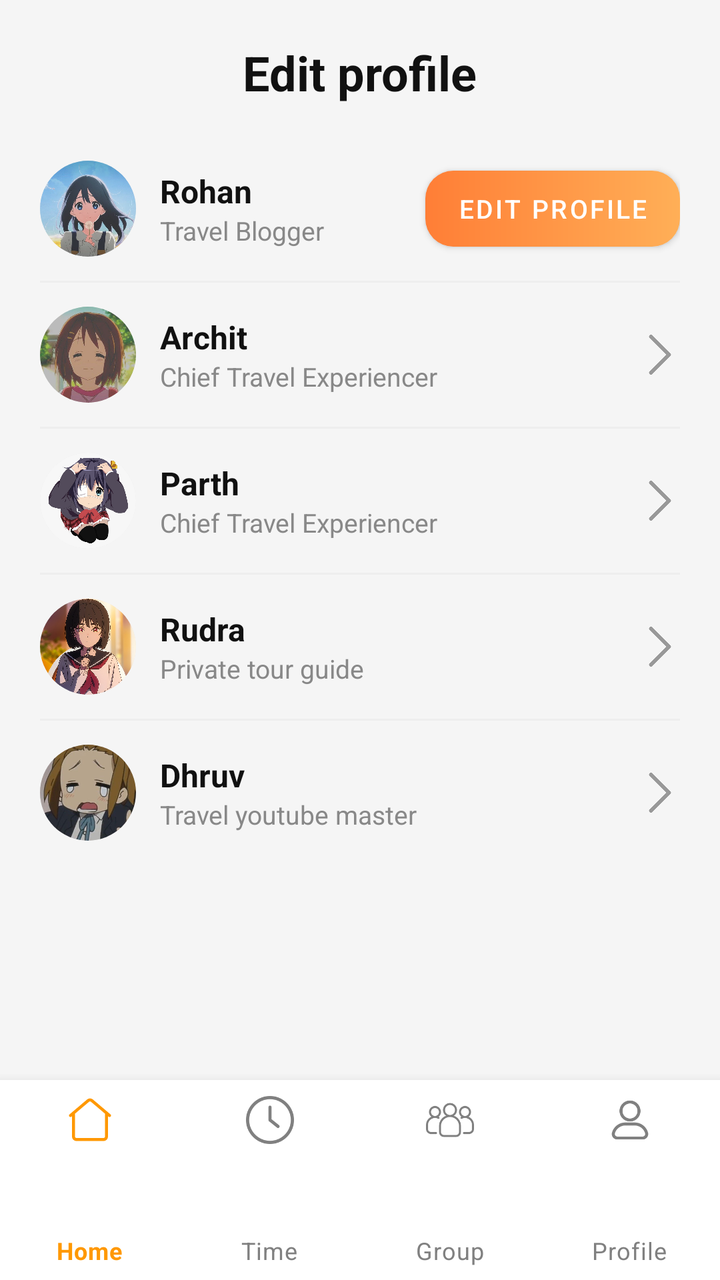
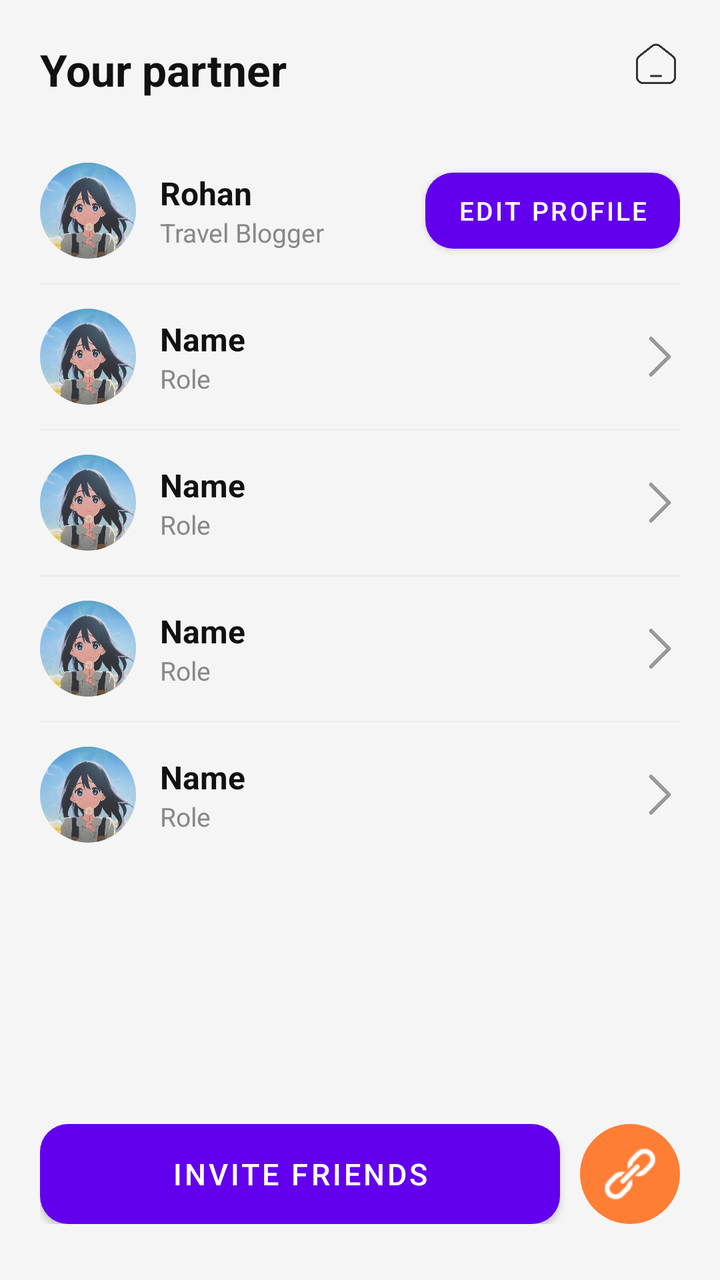

Compare the two renders of this Android layout. The source of the first and the diff that turns it into the second are given below.
<!-- AndroidManifest.xml: application theme Theme.MaterialComponents.DayNight.NoActionBar -->
<!-- res/layout/friendscreen.xml -->
<?xml version="1.0" encoding="utf-8"?>
<androidx.constraintlayout.widget.ConstraintLayout
    xmlns:android="http://schemas.android.com/apk/res/android"
    xmlns:app="http://schemas.android.com/apk/res-auto"
    xmlns:tools="http://schemas.android.com/tools"
    android:layout_width="match_parent"
    android:layout_height="match_parent"
    android:background="#F5F5F5"
    tools:context=".ui.profile.EditProfileActivity">

    
    <androidx.constraintlayout.widget.ConstraintLayout
        android:id="@+id/contentLayout"
        android:layout_width="0dp"
        android:layout_height="0dp"
        android:padding="20dp"
        app:layout_constraintTop_toTopOf="parent"
        app:layout_constraintBottom_toTopOf="@id/bottomNavigation"
        app:layout_constraintStart_toStartOf="parent"
        app:layout_constraintEnd_toEndOf="parent">

        
        <TextView
            android:id="@+id/txtTitle"
            android:layout_width="wrap_content"
            android:layout_height="wrap_content"
            android:text="Edit profile"
            android:textColor="#111111"
            android:textSize="24sp"
            android:textStyle="bold"
            app:layout_constraintTop_toTopOf="parent"
            app:layout_constraintStart_toStartOf="parent"
            app:layout_constraintEnd_toEndOf="parent" />
        
        <ScrollView
            android:id="@+id/scrollViewPartners"
            android:layout_width="0dp"
            android:layout_height="0dp"
            android:layout_marginTop="16dp"
            app:layout_constraintTop_toBottomOf="@id/txtTitle"
            app:layout_constraintBottom_toBottomOf="parent"
            app:layout_constraintStart_toStartOf="parent"
            app:layout_constraintEnd_toEndOf="parent">

            <LinearLayout
                android:id="@+id/partnerList"
                android:layout_width="match_parent"
                android:layout_height="wrap_content"
                android:orientation="vertical">

                
                <LinearLayout
                    android:layout_width="match_parent"
                    android:layout_height="wrap_content"
                    android:gravity="center_vertical"
                    android:orientation="horizontal"
                    android:paddingTop="12dp"
                    android:paddingBottom="12dp">

                    <ImageView
                        android:layout_width="48dp"
                        android:layout_height="48dp"
                        android:background="@drawable/bg_avatar_clip"
                        android:clipToOutline="true"
                        android:scaleType="centerCrop"
                        android:src="@drawable/avt1" />

                    <LinearLayout
                        android:layout_width="0dp"
                        android:layout_height="wrap_content"
                        android:layout_marginStart="12dp"
                        android:layout_weight="1"
                        android:orientation="vertical">

                        <TextView
                            android:layout_width="wrap_content"
                            android:layout_height="wrap_content"
                            android:text="Rohan"
                            android:textColor="#111111"
                            android:textSize="16sp"
                            android:textStyle="bold" />

                        <TextView
                            android:layout_width="wrap_content"
                            android:layout_height="wrap_content"
                            android:text="Travel Blogger"
                            android:textColor="#888888"
                            android:textSize="13sp" />
                    </LinearLayout>

                    <Button
                        android:id="@+id/btnEditProfile"
                        android:layout_width="wrap_content"
                        android:layout_height="38dp"
                        android:backgroundTint="@null"
                        app:backgroundTint="@null"
                        android:background="@drawable/bg_cta_gradient"
                        android:paddingLeft="16dp"
                        android:paddingRight="16dp"
                        android:text="Edit profile"
                        android:textColor="@android:color/white"
                        android:textSize="13sp" />
                </LinearLayout>

                <View
                    android:layout_width="match_parent"
                    android:layout_height="1dp"
                    android:background="#EEEEEE" />

                
                <LinearLayout
                    android:layout_width="match_parent"
                    android:layout_height="wrap_content"
                    android:gravity="center_vertical"
                    android:orientation="horizontal"
                    android:paddingTop="12dp"
                    android:paddingBottom="12dp">

                    <ImageView
                        android:layout_width="48dp"
                        android:layout_height="48dp"
                        android:background="@drawable/bg_avatar_clip"
                        android:clipToOutline="true"
                        android:scaleType="centerCrop"
                        android:src="@drawable/avt2" />

                    <LinearLayout
                        android:layout_width="0dp"
                        android:layout_height="wrap_content"
                        android:layout_marginStart="12dp"
                        android:layout_weight="1"
                        android:orientation="vertical">

                        <TextView
                            android:layout_width="wrap_content"
                            android:layout_height="wrap_content"
                            android:text="Archit"
                            android:textColor="#111111"
                            android:textSize="16sp"
                            android:textStyle="bold" />

                        <TextView
                            android:layout_width="wrap_content"
                            android:layout_height="wrap_content"
                            android:text="Chief Travel Experiencer"
                            android:textColor="#888888"
                            android:textSize="13sp" />
                    </LinearLayout>

                    <ImageView
                        android:layout_width="20dp"
                        android:layout_height="20dp"
                        app:srcCompat="@drawable/ic_chevron_right"
                        app:tint="#999999" />
                </LinearLayout>

                <View
                    android:layout_width="match_parent"
                    android:layout_height="1dp"
                    android:background="#EEEEEE" />

                
                <LinearLayout
                    android:layout_width="match_parent"
                    android:layout_height="wrap_content"
                    android:gravity="center_vertical"
                    android:orientation="horizontal"
                    android:paddingTop="12dp"
                    android:paddingBottom="12dp">

                    <ImageView
                        android:layout_width="48dp"
                        android:layout_height="48dp"
                        android:background="@drawable/bg_avatar_clip"
                        android:clipToOutline="true"
                        android:scaleType="centerCrop"
                        android:src="@drawable/avt3" />

                    <LinearLayout
                        android:layout_width="0dp"
                        android:layout_height="wrap_content"
                        android:layout_marginStart="12dp"
                        android:layout_weight="1"
                        android:orientation="vertical">

                        <TextView
                            android:layout_width="wrap_content"
                            android:layout_height="wrap_content"
                            android:text="Parth"
                            android:textColor="#111111"
                            android:textSize="16sp"
                            android:textStyle="bold" />

                        <TextView
                            android:layout_width="wrap_content"
                            android:layout_height="wrap_content"
                            android:text="Chief Travel Experiencer"
                            android:textColor="#888888"
                            android:textSize="13sp" />
                    </LinearLayout>

                    <ImageView
                        android:layout_width="20dp"
                        android:layout_height="20dp"
                        app:srcCompat="@drawable/ic_chevron_right"
                        app:tint="#999999" />
                </LinearLayout>

                <View
                    android:layout_width="match_parent"
                    android:layout_height="1dp"
                    android:background="#EEEEEE" />

                
                <LinearLayout
                    android:layout_width="match_parent"
                    android:layout_height="wrap_content"
                    android:gravity="center_vertical"
                    android:orientation="horizontal"
                    android:paddingTop="12dp"
                    android:paddingBottom="12dp">

                    <ImageView
                        android:layout_width="48dp"
                        android:layout_height="48dp"
                        android:background="@drawable/bg_avatar_clip"
                        android:clipToOutline="true"
                        android:scaleType="centerCrop"
                        android:src="@drawable/avt4" />

                    <LinearLayout
                        android:layout_width="0dp"
                        android:layout_height="wrap_content"
                        android:layout_marginStart="12dp"
                        android:layout_weight="1"
                        android:orientation="vertical">

                        <TextView
                            android:layout_width="wrap_content"
                            android:layout_height="wrap_content"
                            android:text="Rudra"
                            android:textColor="#111111"
                            android:textSize="16sp"
                            android:textStyle="bold" />

                        <TextView
                            android:layout_width="wrap_content"
                            android:layout_height="wrap_content"
                            android:text="Private tour guide"
                            android:textColor="#888888"
                            android:textSize="13sp" />
                    </LinearLayout>

                    <ImageView
                        android:layout_width="20dp"
                        android:layout_height="20dp"
                        app:srcCompat="@drawable/ic_chevron_right"
                        app:tint="#999999" />
                </LinearLayout>

                <View
                    android:layout_width="match_parent"
                    android:layout_height="1dp"
                    android:background="#EEEEEE" />

                
                <LinearLayout
                    android:layout_width="match_parent"
                    android:layout_height="wrap_content"
                    android:gravity="center_vertical"
                    android:orientation="horizontal"
                    android:paddingTop="12dp"
                    android:paddingBottom="12dp">

                    <ImageView
                        android:layout_width="48dp"
                        android:layout_height="48dp"
                        android:background="@drawable/bg_avatar_clip"
                        android:clipToOutline="true"
                        android:scaleType="centerCrop"
                        android:src="@drawable/avt5" />

                    <LinearLayout
                        android:layout_width="0dp"
                        android:layout_height="wrap_content"
                        android:layout_marginStart="12dp"
                        android:layout_weight="1"
                        android:orientation="vertical">

                        <TextView
                            android:layout_width="wrap_content"
                            android:layout_height="wrap_content"
                            android:text="Dhruv"
                            android:textColor="#111111"
                            android:textSize="16sp"
                            android:textStyle="bold" />

                        <TextView
                            android:layout_width="wrap_content"
                            android:layout_height="wrap_content"
                            android:text="Travel youtube master"
                            android:textColor="#888888"
                            android:textSize="13sp" />
                    </LinearLayout>

                    <ImageView
                        android:layout_width="20dp"
                        android:layout_height="20dp"
                        app:srcCompat="@drawable/ic_chevron_right"
                        app:tint="#999999" />
                </LinearLayout>

            </LinearLayout>
        </ScrollView>

        
        <LinearLayout
            android:id="@+id/btnLogout"
            android:layout_width="wrap_content"
            android:layout_height="wrap_content"
            android:gravity="center_vertical"
            android:orientation="horizontal"
            app:layout_constraintStart_toStartOf="parent"
            tools:layout_editor_absoluteY="782dp" />



        

    </androidx.constraintlayout.widget.ConstraintLayout>

    
    <com.google.android.material.bottomnavigation.BottomNavigationView
        android:id="@+id/bottomNavigation"
        android:layout_width="match_parent"
        android:layout_height="100dp"
        android:background="@color/white"
        app:itemIconTint="@color/nav_item_color"
        app:itemTextColor="@color/nav_item_color"
        app:menu="@menu/bottom_nav_menu"
        app:labelVisibilityMode="labeled"
        app:layout_constraintBottom_toBottomOf="parent"
        app:layout_constraintStart_toStartOf="parent"
        app:layout_constraintEnd_toEndOf="parent"
        android:elevation="8dp"
        android:paddingBottom="0dp"
        android:clipToPadding="false"
        android:fitsSystemWindows="true" />

</androidx.constraintlayout.widget.ConstraintLayout>
<!-- resources referenced by this layout -->
<resources>
  <color name="white">#FFFFFFFF</color>
  <!-- drawable avt1: jpg bitmap (drawable, 35652 bytes) -->
  <!-- drawable avt2: jpg bitmap (drawable, 42016 bytes) -->
  <!-- drawable avt3: png bitmap (drawable, 177053 bytes) -->
  <!-- drawable avt4: jpg bitmap (drawable, 121257 bytes) -->
  <!-- drawable avt5: jpg bitmap (drawable, 20475 bytes) -->
  <!-- drawable bg_avatar_clip (drawable) -->
  <shape xmlns:android="http://schemas.android.com/apk/res/android"
      android:shape="rectangle">
  
      
      <corners android:radius="24dp" />
  
      
      <solid android:color="#E0E0E0"/>
  </shape>
  <!-- drawable bg_cta_gradient (drawable) -->
  <shape xmlns:android="http://schemas.android.com/apk/res/android">
      <corners android:radius="14dp"/>
      <gradient
          android:startColor="#FF7E36"
          android:endColor="#FFAF57"
          android:angle="0"/>
  </shape>
  <!-- drawable ic_chevron_right: png bitmap (drawable, 2640 bytes) -->
</resources>

<!-- the commit's change to res/layout/friendscreen.xml (unified diff, before → after) -->
@@ -6,7 +6,7 @@
     android:layout_width="match_parent"
     android:layout_height="match_parent"
     android:background="#F5F5F5"
-    tools:context=".ui.profile.EditProfileActivity">
+    tools:context=".ui.home.friend.FriendScreen">
 
     
     <androidx.constraintlayout.widget.ConstraintLayout
@@ -15,7 +15,7 @@
         android:layout_height="0dp"
         android:padding="20dp"
         app:layout_constraintTop_toTopOf="parent"
-        app:layout_constraintBottom_toTopOf="@id/bottomNavigation"
+        app:layout_constraintBottom_toBottomOf="parent"
         app:layout_constraintStart_toStartOf="parent"
         app:layout_constraintEnd_toEndOf="parent">
 
@@ -24,21 +24,31 @@
             android:id="@+id/txtTitle"
             android:layout_width="wrap_content"
             android:layout_height="wrap_content"
-            android:text="Edit profile"
+            android:text="Your partner"
             android:textColor="#111111"
-            android:textSize="24sp"
+            android:textSize="22sp"
             android:textStyle="bold"
             app:layout_constraintTop_toTopOf="parent"
-            app:layout_constraintStart_toStartOf="parent"
+            app:layout_constraintStart_toStartOf="parent" />
+
+        
+        <ImageView
+            android:id="@+id/btnHome"
+            android:layout_width="24dp"
+            android:layout_height="24dp"
+            app:srcCompat="@drawable/ic_home"
+            app:tint="#333333"
+            app:layout_constraintTop_toTopOf="@id/txtTitle"
             app:layout_constraintEnd_toEndOf="parent" />
+
         
         <ScrollView
             android:id="@+id/scrollViewPartners"
             android:layout_width="0dp"
             android:layout_height="0dp"
-            android:layout_marginTop="16dp"
+            android:layout_marginTop="20dp"
             app:layout_constraintTop_toBottomOf="@id/txtTitle"
-            app:layout_constraintBottom_toBottomOf="parent"
+            app:layout_constraintBottom_toTopOf="@id/btnInviteFriendsLayout"
             app:layout_constraintStart_toStartOf="parent"
             app:layout_constraintEnd_toEndOf="parent">
 
@@ -92,8 +102,6 @@
                         android:id="@+id/btnEditProfile"
                         android:layout_width="wrap_content"
                         android:layout_height="38dp"
-                        android:backgroundTint="@null"
-                        app:backgroundTint="@null"
                         android:background="@drawable/bg_cta_gradient"
                         android:paddingLeft="16dp"
                         android:paddingRight="16dp"
@@ -108,243 +116,124 @@
                     android:background="#EEEEEE" />
 
                 
-                <LinearLayout
-                    android:layout_width="match_parent"
-                    android:layout_height="wrap_content"
-                    android:gravity="center_vertical"
-                    android:orientation="horizontal"
-                    android:paddingTop="12dp"
-                    android:paddingBottom="12dp">
-
-                    <ImageView
-                        android:layout_width="48dp"
-                        android:layout_height="48dp"
-                        android:background="@drawable/bg_avatar_clip"
-                        android:clipToOutline="true"
-                        android:scaleType="centerCrop"
-                        android:src="@drawable/avt2" />
-
-                    <LinearLayout
-                        android:layout_width="0dp"
-                        android:layout_height="wrap_content"
-                        android:layout_marginStart="12dp"
-                        android:layout_weight="1"
-                        android:orientation="vertical">
-
-                        <TextView
-                            android:layout_width="wrap_content"
-                            android:layout_height="wrap_content"
-                            android:text="Archit"
-                            android:textColor="#111111"
-                            android:textSize="16sp"
-                            android:textStyle="bold" />
-
-                        <TextView
-                            android:layout_width="wrap_content"
-                            android:layout_height="wrap_content"
-                            android:text="Chief Travel Experiencer"
-                            android:textColor="#888888"
-                            android:textSize="13sp" />
-                    </LinearLayout>
-
-                    <ImageView
-                        android:layout_width="20dp"
-                        android:layout_height="20dp"
-                        app:srcCompat="@drawable/ic_chevron_right"
-                        app:tint="#999999" />
-                </LinearLayout>
-
-                <View
-                    android:layout_width="match_parent"
-                    android:layout_height="1dp"
-                    android:background="#EEEEEE" />
-
-                
-                <LinearLayout
-                    android:layout_width="match_parent"
-                    android:layout_height="wrap_content"
-                    android:gravity="center_vertical"
-                    android:orientation="horizontal"
-                    android:paddingTop="12dp"
-                    android:paddingBottom="12dp">
-
-                    <ImageView
-                        android:layout_width="48dp"
-                        android:layout_height="48dp"
-                        android:background="@drawable/bg_avatar_clip"
-                        android:clipToOutline="true"
-                        android:scaleType="centerCrop"
-                        android:src="@drawable/avt3" />
-
-                    <LinearLayout
-                        android:layout_width="0dp"
-                        android:layout_height="wrap_content"
-                        android:layout_marginStart="12dp"
-                        android:layout_weight="1"
-                        android:orientation="vertical">
-
-                        <TextView
-                            android:layout_width="wrap_content"
-                            android:layout_height="wrap_content"
-                            android:text="Parth"
-                            android:textColor="#111111"
-                            android:textSize="16sp"
-                            android:textStyle="bold" />
-
-                        <TextView
-                            android:layout_width="wrap_content"
-                            android:layout_height="wrap_content"
-                            android:text="Chief Travel Experiencer"
-                            android:textColor="#888888"
-                            android:textSize="13sp" />
-                    </LinearLayout>
-
-                    <ImageView
-                        android:layout_width="20dp"
-                        android:layout_height="20dp"
-                        app:srcCompat="@drawable/ic_chevron_right"
-                        app:tint="#999999" />
-                </LinearLayout>
-
-                <View
-                    android:layout_width="match_parent"
-                    android:layout_height="1dp"
-                    android:background="#EEEEEE" />
-
-                
-                <LinearLayout
-                    android:layout_width="match_parent"
-                    android:layout_height="wrap_content"
-                    android:gravity="center_vertical"
-                    android:orientation="horizontal"
-                    android:paddingTop="12dp"
-                    android:paddingBottom="12dp">
-
-                    <ImageView
-                        android:layout_width="48dp"
-                        android:layout_height="48dp"
-                        android:background="@drawable/bg_avatar_clip"
-                        android:clipToOutline="true"
-                        android:scaleType="centerCrop"
-                        android:src="@drawable/avt4" />
-
-                    <LinearLayout
-                        android:layout_width="0dp"
-                        android:layout_height="wrap_content"
-                        android:layout_marginStart="12dp"
-                        android:layout_weight="1"
-                        android:orientation="vertical">
-
-                        <TextView
-                            android:layout_width="wrap_content"
-                            android:layout_height="wrap_content"
-                            android:text="Rudra"
-                            android:textColor="#111111"
-                            android:textSize="16sp"
-                            android:textStyle="bold" />
-
-                        <TextView
-                            android:layout_width="wrap_content"
-                            android:layout_height="wrap_content"
-                            android:text="Private tour guide"
-                            android:textColor="#888888"
-                            android:textSize="13sp" />
-                    </LinearLayout>
-
-                    <ImageView
-                        android:layout_width="20dp"
-                        android:layout_height="20dp"
-                        app:srcCompat="@drawable/ic_chevron_right"
-                        app:tint="#999999" />
-                </LinearLayout>
-
-                <View
-                    android:layout_width="match_parent"
-                    android:layout_height="1dp"
-                    android:background="#EEEEEE" />
-
-                
-                <LinearLayout
-                    android:layout_width="match_parent"
-                    android:layout_height="wrap_content"
-                    android:gravity="center_vertical"
-                    android:orientation="horizontal"
-                    android:paddingTop="12dp"
-                    android:paddingBottom="12dp">
-
-                    <ImageView
-                        android:layout_width="48dp"
-                        android:layout_height="48dp"
-                        android:background="@drawable/bg_avatar_clip"
-                        android:clipToOutline="true"
-                        android:scaleType="centerCrop"
-                        android:src="@drawable/avt5" />
-
-                    <LinearLayout
-                        android:layout_width="0dp"
-                        android:layout_height="wrap_content"
-                        android:layout_marginStart="12dp"
-                        android:layout_weight="1"
-                        android:orientation="vertical">
-
-                        <TextView
-                            android:layout_width="wrap_content"
-                            android:layout_height="wrap_content"
-                            android:text="Dhruv"
-                            android:textColor="#111111"
-                            android:textSize="16sp"
-                            android:textStyle="bold" />
-
-                        <TextView
-                            android:layout_width="wrap_content"
-                            android:layout_height="wrap_content"
-                            android:text="Travel youtube master"
-                            android:textColor="#888888"
-                            android:textSize="13sp" />
-                    </LinearLayout>
-
-                    <ImageView
-                        android:layout_width="20dp"
-                        android:layout_height="20dp"
-                        app:srcCompat="@drawable/ic_chevron_right"
-                        app:tint="#999999" />
-                </LinearLayout>
-
+                <include layout="@layout/item_partner"
+                    android:id="@+id/partner2"
+                    android:tag="Archit,Chief Travel Experiencer,@drawable/avt2" />
+
+                <View
+                    android:layout_width="match_parent"
+                    android:layout_height="1dp"
+                    android:background="#EEEEEE" />
+
+                
+                <include layout="@layout/item_partner"
+                    android:id="@+id/partner3"
+                    android:tag="Parth,Chief Travel Experiencer,@drawable/avt3" />
+
+                <View
+                    android:layout_width="match_parent"
+                    android:layout_height="1dp"
+                    android:background="#EEEEEE" />
+
+                
+                <include layout="@layout/item_partner"
+                    android:id="@+id/partner4"
+                    android:tag="Rudra,Private tour guide,@drawable/avt4" />
+
+                <View
+                    android:layout_width="match_parent"
+                    android:layout_height="1dp"
+                    android:background="#EEEEEE" />
+
+                
+                <include layout="@layout/item_partner"
+                    android:id="@+id/partner5"
+                    android:tag="Dhruv,Travel youtube master,@drawable/avt5" />
             </LinearLayout>
         </ScrollView>
 
         
         <LinearLayout
-            android:id="@+id/btnLogout"
+            android:id="@+id/btnInviteFriendsLayout"
+            android:layout_width="match_parent"
+            android:layout_height="wrap_content"
+            android:gravity="center"
+            android:layout_marginTop="12dp"
+            android:layout_marginBottom="8dp"
+            app:layout_constraintBottom_toBottomOf="parent">
+
+            <Button
+                android:id="@+id/btnInviteFriends"
+                android:layout_width="0dp"
+                android:layout_height="50dp"
+                android:layout_weight="1"
+                android:background="@drawable/bg_cta_gradient"
+                android:text="Invite Friends"
+                android:textColor="@android:color/white"
+                android:textSize="15sp" />
+
+            <ImageView
+                android:id="@+id/btnLink"
+                android:layout_width="50dp"
+                android:layout_height="50dp"
+                android:layout_marginStart="10dp"
+                android:background="@drawable/bg_circle_orange"
+                android:padding="10dp"
+                app:srcCompat="@drawable/icon_link"
+                app:tint="@android:color/white" />
+        </LinearLayout>
+
+    </androidx.constraintlayout.widget.ConstraintLayout>
+
+</androidx.constraintlayout.widget.ConstraintLayout>
+<!-- res/layout/item_partner.xml (included above) -->
+<?xml version="1.0" encoding="utf-8"?>
+<LinearLayout xmlns:android="http://schemas.android.com/apk/res/android"
+    xmlns:app="http://schemas.android.com/apk/res-auto"
+    android:layout_width="match_parent"
+    android:layout_height="wrap_content"
+    android:gravity="center_vertical"
+    android:orientation="horizontal"
+    android:paddingTop="12dp"
+    android:paddingBottom="12dp">
+
+    <ImageView
+        android:id="@+id/imgAvatar"
+        android:layout_width="48dp"
+        android:layout_height="48dp"
+        android:background="@drawable/bg_avatar_clip"
+        android:clipToOutline="true"
+        android:scaleType="centerCrop"
+        android:src="@drawable/avt1" />
+
+    <LinearLayout
+        android:layout_width="0dp"
+        android:layout_height="wrap_content"
+        android:layout_marginStart="12dp"
+        android:layout_weight="1"
+        android:orientation="vertical">
+
+        <TextView
+            android:id="@+id/txtName"
             android:layout_width="wrap_content"
             android:layout_height="wrap_content"
-            android:gravity="center_vertical"
-            android:orientation="horizontal"
-            app:layout_constraintStart_toStartOf="parent"
-            tools:layout_editor_absoluteY="782dp" />
-
-
-
-        
-
-    </androidx.constraintlayout.widget.ConstraintLayout>
-
-    
-    <com.google.android.material.bottomnavigation.BottomNavigationView
-        android:id="@+id/bottomNavigation"
-        android:layout_width="match_parent"
-        android:layout_height="100dp"
-        android:background="@color/white"
-        app:itemIconTint="@color/nav_item_color"
-        app:itemTextColor="@color/nav_item_color"
-        app:menu="@menu/bottom_nav_menu"
-        app:labelVisibilityMode="labeled"
-        app:layout_constraintBottom_toBottomOf="parent"
-        app:layout_constraintStart_toStartOf="parent"
-        app:layout_constraintEnd_toEndOf="parent"
-        android:elevation="8dp"
-        android:paddingBottom="0dp"
-        android:clipToPadding="false"
-        android:fitsSystemWindows="true" />
-
-</androidx.constraintlayout.widget.ConstraintLayout>
+            android:text="Name"
+            android:textColor="#111111"
+            android:textSize="16sp"
+            android:textStyle="bold" />
+
+        <TextView
+            android:id="@+id/txtRole"
+            android:layout_width="wrap_content"
+            android:layout_height="wrap_content"
+            android:text="Role"
+            android:textColor="#888888"
+            android:textSize="13sp" />
+    </LinearLayout>
+
+    <ImageView
+        android:layout_width="20dp"
+        android:layout_height="20dp"
+        app:srcCompat="@drawable/ic_chevron_right"
+        app:tint="#999999" />
+</LinearLayout>
<!-- resource entries referenced after the edit -->
@@ -1,6 +1,5 @@
 <!-- resources referenced by this layout -->
 <resources>
-  <color name="white">#FFFFFFFF</color>
   <!-- drawable avt1: jpg bitmap (drawable, 35652 bytes) -->
   <!-- drawable avt2: jpg bitmap (drawable, 42016 bytes) -->
   <!-- drawable avt3: png bitmap (drawable, 177053 bytes) -->
@@ -16,6 +15,10 @@
       
       <solid android:color="#E0E0E0"/>
   </shape>
+  <!-- drawable bg_circle_orange (drawable) -->
+  <shape xmlns:android="http://schemas.android.com/apk/res/android" android:shape="oval">
+      <solid android:color="#FF7E36"/>
+  </shape>
   <!-- drawable bg_cta_gradient (drawable) -->
   <shape xmlns:android="http://schemas.android.com/apk/res/android">
       <corners android:radius="14dp"/>
@@ -25,5 +28,7 @@
           android:angle="0"/>
   </shape>
   <!-- drawable ic_chevron_right: png bitmap (drawable, 2640 bytes) -->
+  <!-- drawable ic_home: png bitmap (drawable, 7228 bytes) -->
+  <!-- drawable icon_link: png bitmap (drawable, 726 bytes) -->
 </resources>
 
